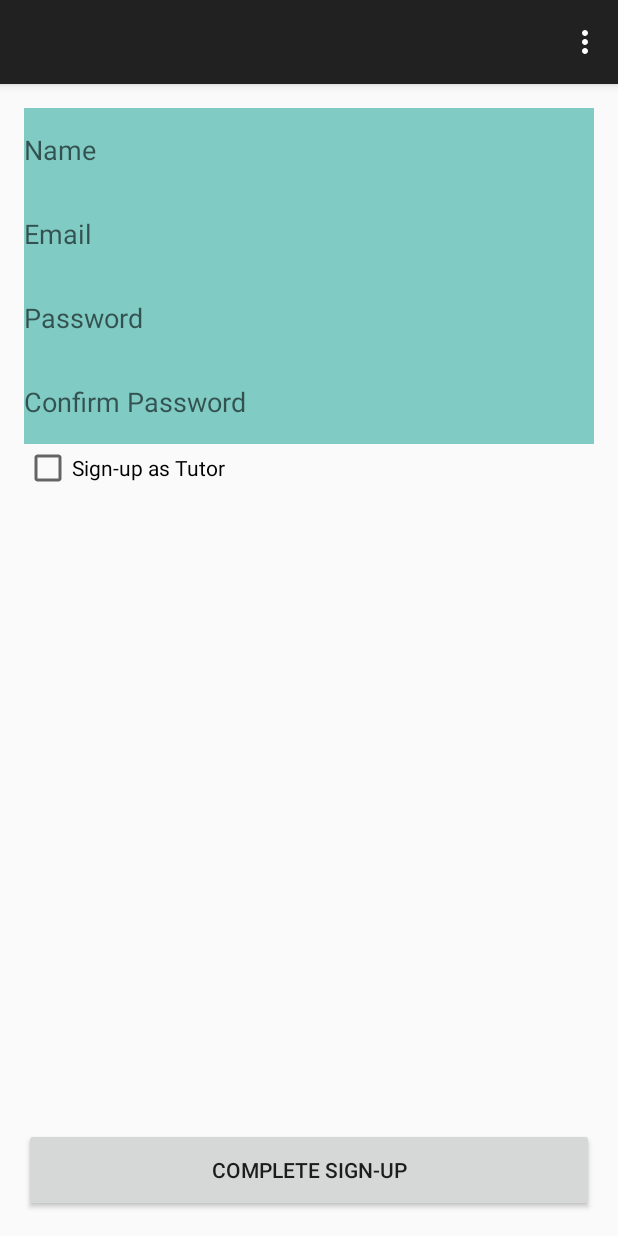
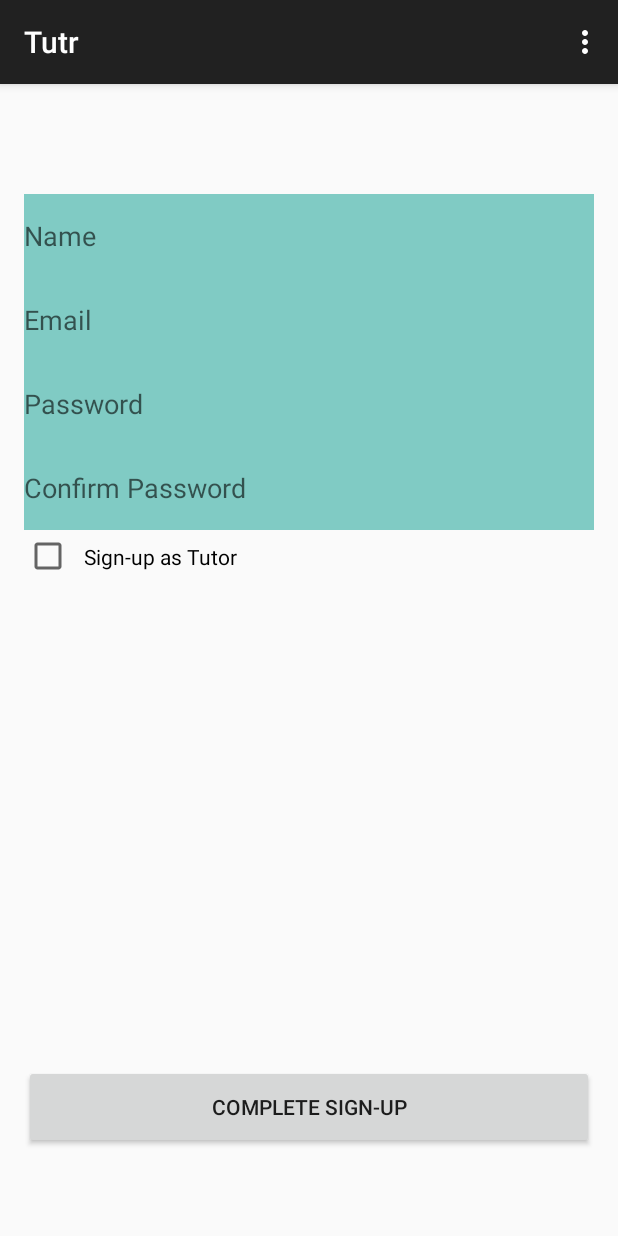
Before and after one commit to jhallard/Tutr, an Android app: the SignUp screen opened directly, with no data from a screen before it, on a phone screen of 412 x 824 dp. Run offline under Robolectric (Android 15) with nearby library versions, the phone set to English and light mode, and no system bars.

Commit message:
Added menu's to every activity, performed more debugging

```diff
--- a/app/src/main/res/layout/activity_sign_up.xml
+++ b/app/src/main/res/layout/activity_sign_up.xml
@@ -15,7 +15,7 @@
         android:elegantTextHeight="true"
         android:height="@dimen/abc_action_bar_default_height_material"
         android:hint="Name"
-        android:layout_alignParentTop="true"
+        android:layout_marginTop="57dp"
         android:layout_alignParentEnd="true"
         android:layout_alignParentStart="true" />
 
@@ -42,7 +42,8 @@
         android:height="@dimen/abc_action_bar_default_height_material"
         android:layout_alignParentBottom="true"
         android:layout_alignParentStart="true"
-        android:layout_alignEnd="@+id/CONFIRM_PASSWORD" />
+        android:layout_marginBottom="42dp"
+        android:layout_alignParentEnd="true" />
 
     <EditText
         android:layout_width="wrap_content"
@@ -81,6 +82,7 @@
         android:layout_alignEnd="@+id/SIGNUP"
         android:height="@dimen/abc_action_bar_default_height_material"
         android:checked="false"
-        android:layout_alignParentStart="true" />
+        android:layout_alignParentStart="true"
+        android:padding="@dimen/abc_action_bar_default_padding_material" />
 
 </RelativeLayout>
--- a/app/src/main/res/menu/menu_home_activity_tutr.xml
+++ b/app/src/main/res/menu/menu_home_activity_tutr.xml
@@ -3,4 +3,8 @@
     xmlns:tools="http://schemas.android.com/tools" tools:context=".HomeActivityTutr">
     <item android:id="@+id/action_settings" android:title="@string/action_settings"
         android:orderInCategory="100" app:showAsAction="never" />
+    <item android:id="@+id/MENU_MY_PROFILE"
+        android:title="@string/home_page_menu_my_profile"></item>
+    <item android:id="@+id/MENU_SIGN_OUT"
+        android:title="@string/home_page_menu_sign_out"></item>
 </menu>
--- a/app/src/main/res/menu/menu_sign_up.xml
+++ b/app/src/main/res/menu/menu_sign_up.xml
@@ -3,4 +3,8 @@
     xmlns:tools="http://schemas.android.com/tools" tools:context="com.ucsc.teamtutor.tutr.UI.SignUp">
     <item android:id="@+id/action_settings" android:title="@string/action_settings"
         android:orderInCategory="100" app:showAsAction="never" />
+    <item android:id="@+id/MENU_LOG_IN"
+        android:title="@string/sign_up_menu_log_in"></item>
+    <item android:id="@+id/MENU_ABOUT_TUTR"
+        android:title="@string/sign_up_menu_about_tutr" />
 </menu>
```
Also changed, not shown: app/src/main/res/values/strings.xml (+7 -3 lines).
